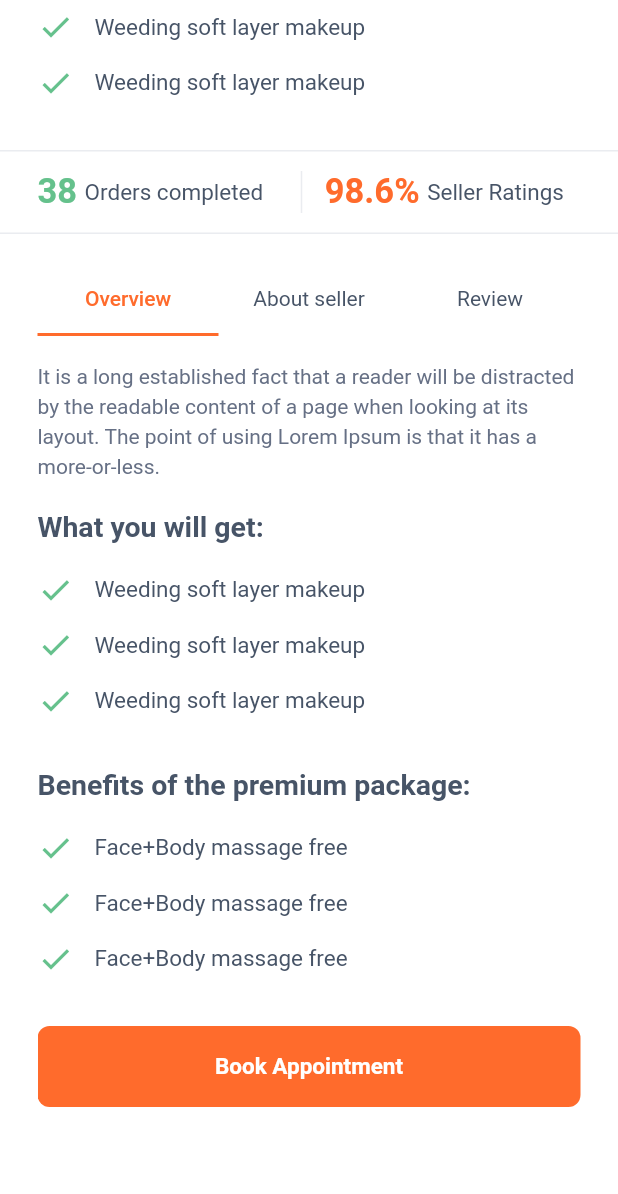
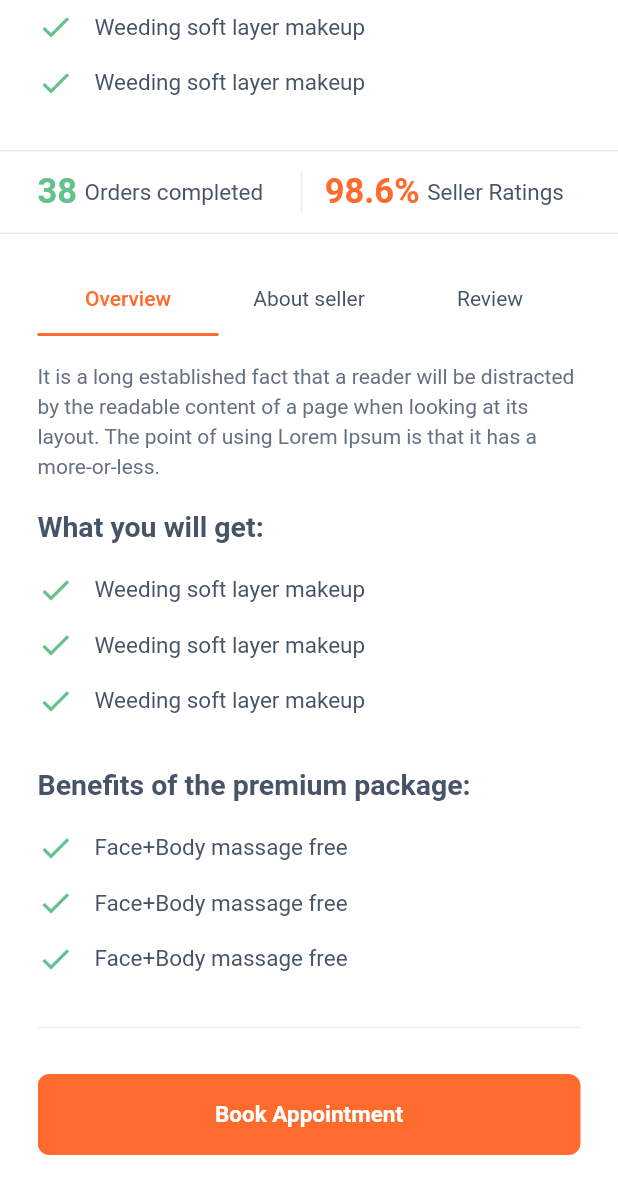
Before and after one commit to santhosh2119/qixer-app, a Flutter app: the ServiceDetailsPage screen opened directly, scrolled down 565 dp, on a phone screen of 412 x 824 dp. Shown: the top 1194 px of the screen. Run offline on Flutter 3.47's test engine with Material 2 defaults, Android fonts, the phone set to English and light mode, and no system bars; drawn by our look-alikes of auto_size_text; our stand-ins replace cached_network_image, carousel_slider, contained_tab_bar_view, flutter_spinkit, flutter_svg, fluttertoast and 2 more; missing offline and left inert: measured_size; network calls fail.

Commit message:
service description page about seller tab frontend done

```diff
--- a/lib/view/services/components/overview_tab.dart
+++ b/lib/view/services/components/overview_tab.dart
@@ -55,9 +55,13 @@ class OverviewTab extends StatelessWidget {
         for (int i = 0; i < 3; i++)
           ServiceHelper().checkListCommon('Face+Body massage free'),
 
+        const SizedBox(
+          height: 20,
+        ),
+        CommonHelper().dividerCommon(),
 //Button
         const SizedBox(
-          height: 20,
+          height: 30,
         ),
         CommonHelper().buttonOrange("Book Appointment", () {}),
       ]),
--- a/lib/view/services/components/service_details_top.dart
+++ b/lib/view/services/components/service_details_top.dart
@@ -1,6 +1,10 @@
 import 'package:auto_size_text/auto_size_text.dart';
+import 'package:cached_network_image/cached_network_image.dart';
 import 'package:flutter/material.dart';
 import 'package:qixer/view/utils/constant_colors.dart';
+
+import '../../utils/constant_styles.dart';
+import '../service_helper.dart';
 
 class ServiceDetailsTop extends StatelessWidget {
   const ServiceDetailsTop({
@@ -12,7 +16,90 @@ class ServiceDetailsTop extends StatelessWidget {
 
   @override
   Widget build(BuildContext context) {
-    return Container(
+    return Column(
+      children: [
+        //title author price details
+        Container(
+          margin: const EdgeInsets.only(top: 20),
+          padding: EdgeInsets.symmetric(horizontal: screenPadding),
+          child: Column(children: [
+            Text(
+              'Women Beauty Care Service with Expert Beautician',
+              style: TextStyle(
+                color: cc.greyFour,
+                fontSize: 19,
+                height: 1.4,
+                fontWeight: FontWeight.bold,
+              ),
+            ),
+            const SizedBox(
+              height: 20,
+            ),
+            //profile image and name
+            Row(
+              children: [
+                ClipRRect(
+                  borderRadius: BorderRadius.circular(100),
+                  child: CachedNetworkImage(
+                    imageUrl:
+                        "https://cdn.pixabay.com/photo/2021/09/14/11/33/tree-6623764__340.jpg",
+                    placeholder: (context, url) {
+                      return Image.asset('assets/images/placeholder.png');
+                    },
+                    height: 40,
+                    width: 40,
+                    fit: BoxFit.cover,
+                  ),
+                ),
+                const SizedBox(
+                  width: 10,
+                ),
+                Text(
+                  'Jane Cooper',
+                  style: TextStyle(
+                    color: cc.greyFour,
+                    fontSize: 15,
+                  ),
+                ),
+              ],
+            ),
+
+            //package price
+            Container(
+              margin: const EdgeInsets.only(top: 20),
+              padding: const EdgeInsets.symmetric(horizontal: 14, vertical: 13),
+              decoration: BoxDecoration(
+                  border: Border.all(color: cc.borderColor),
+                  borderRadius: BorderRadius.circular(6)),
+              child: Row(
+                  mainAxisAlignment: MainAxisAlignment.spaceBetween,
+                  children: [
+                    Text(
+                      'Our Package',
+                      style: TextStyle(
+                          color: cc.greyFour,
+                          fontSize: 18,
+                          fontWeight: FontWeight.w400),
+                    ),
+                    Text(
+                      '\$25',
+                      style: TextStyle(
+                          color: cc.primaryColor,
+                          fontSize: 23,
+                          fontWeight: FontWeight.bold),
+                    ),
+                  ]),
+            ),
+
+            //checklist
+            const SizedBox(
+              height: 30,
+            ),
+            for (int i = 0; i < 3; i++)
+              ServiceHelper().checkListCommon('Weeding soft layer makeup')
+          ]),
+        ),
+        Container(
           margin: const EdgeInsets.only(top: 20),
           padding: const EdgeInsets.symmetric(horizontal: 25, vertical: 13),
           decoration: BoxDecoration(
@@ -80,6 +167,8 @@ class ServiceDetailsTop extends StatelessWidget {
               ),
             ),
           ]),
+        ),
+      ],
     );
   }
 }
--- a/lib/view/services/service_details_page.dart
+++ b/lib/view/services/service_details_page.dart
@@ -3,6 +3,7 @@ import 'package:cached_network_image/cached_network_image.dart';
 import 'package:contained_tab_bar_view/contained_tab_bar_view.dart';
 import 'package:flutter/material.dart';
 import 'package:measured_size/measured_size.dart';
+import 'package:qixer/view/services/components/about_seller_tab.dart';
 import 'package:qixer/view/services/components/image_big.dart';
 import 'package:qixer/view/services/components/overview_tab.dart';
 import 'package:qixer/view/services/service_helper.dart';
@@ -34,89 +35,6 @@ class _ServiceDetailsPageState extends State<ServiceDetailsPage> {
                   'https://cdn.pixabay.com/photo/2018/10/01/13/53/droplet-3716288__340.jpg',
             ),
 
-            //title author price details
-            Container(
-              margin: const EdgeInsets.only(top: 20),
-              padding: EdgeInsets.symmetric(horizontal: screenPadding),
-              child: Column(children: [
-                Text(
-                  'Women Beauty Care Service with Expert Beautician',
-                  style: TextStyle(
-                    color: cc.greyFour,
-                    fontSize: 19,
-                    height: 1.4,
-                    fontWeight: FontWeight.bold,
-                  ),
-                ),
-                const SizedBox(
-                  height: 20,
-                ),
-                //profile image and name
-                Row(
-                  children: [
-                    ClipRRect(
-                      borderRadius: BorderRadius.circular(100),
-                      child: CachedNetworkImage(
-                        imageUrl:
-                            "https://cdn.pixabay.com/photo/2021/09/14/11/33/tree-6623764__340.jpg",
-                        placeholder: (context, url) {
-                          return Image.asset('assets/images/placeholder.png');
-                        },
-                        height: 40,
-                        width: 40,
-                        fit: BoxFit.cover,
-                      ),
-                    ),
-                    const SizedBox(
-                      width: 10,
-                    ),
-                    Text(
-                      'Jane Cooper',
-                      style: TextStyle(
-                        color: cc.greyFour,
-                        fontSize: 15,
-                      ),
-                    ),
-                  ],
-                ),
-
-                //package price
-                Container(
-                  margin: const EdgeInsets.only(top: 20),
-                  padding:
-                      const EdgeInsets.symmetric(horizontal: 14, vertical: 13),
-                  decoration: BoxDecoration(
-                      border: Border.all(color: cc.borderColor),
-                      borderRadius: BorderRadius.circular(6)),
-                  child: Row(
-                      mainAxisAlignment: MainAxisAlignment.spaceBetween,
-                      children: [
-                        Text(
-                          'Our Package',
-                          style: TextStyle(
-                              color: cc.greyFour,
-                              fontSize: 18,
-                              fontWeight: FontWeight.w400),
-                        ),
-                        Text(
-                          '\$25',
-                          style: TextStyle(
-                              color: cc.primaryColor,
-                              fontSize: 23,
-                              fontWeight: FontWeight.bold),
-                        ),
-                      ]),
-                ),
-
-                //checklist
-                const SizedBox(
-                  height: 30,
-                ),
-                for (int i = 0; i < 3; i++)
-                  ServiceHelper().checkListCommon('Weeding soft layer makeup')
-              ]),
-            ),
-
             //package price
             ServiceDetailsTop(cc: cc),
 
@@ -146,9 +64,9 @@ class _ServiceDetailsPageState extends State<ServiceDetailsPage> {
                         ),
                         Container(
                             height: 600,
-                            child: TabBarView(children: <Widget>[
+                            child: const TabBarView(children: <Widget>[
                               OverviewTab(),
-                              OverviewTab(),
+                              AboutSellerTab(),
                               OverviewTab(),
                             ]))
                       ])),
--- a/lib/view/utils/common_helper.dart
+++ b/lib/view/utils/common_helper.dart
@@ -81,7 +81,7 @@ class CommonHelper {
 
   dividerCommon() {
     return Divider(
-      thickness: 1.3,
+      thickness: 1,
       height: 2,
       color: cc.borderColor,
     );
```
Also changed, not shown: lib/view/services/components/about_seller_tab.dart (added, +118 -0 lines), lib/view/services/service_helper.dart (+23 -0 lines). Lines whose indentation alone changed are shown as unchanged.
